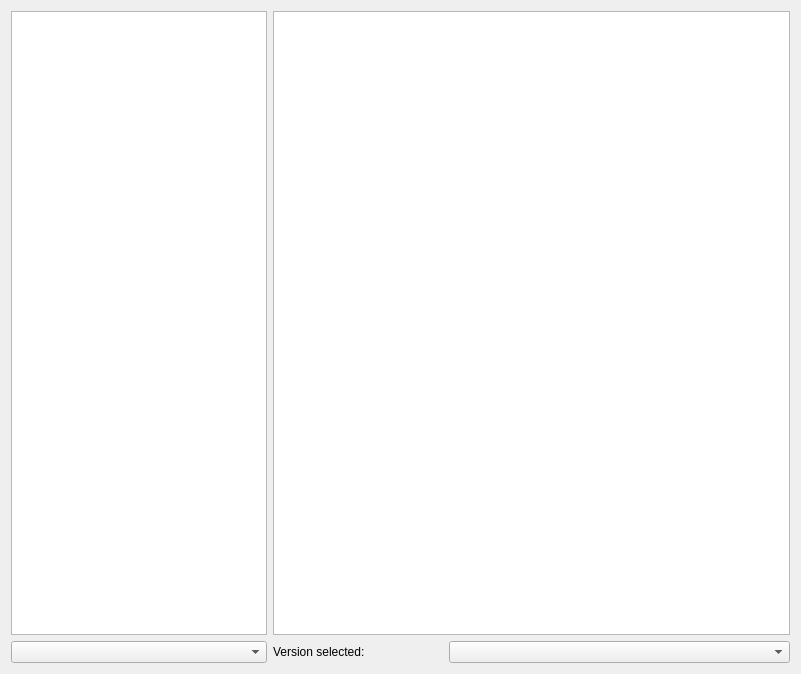
Old version of the form application/pages/modplatform/FTBPage.ui in the repository FreesmTeam/FreesmLauncher.
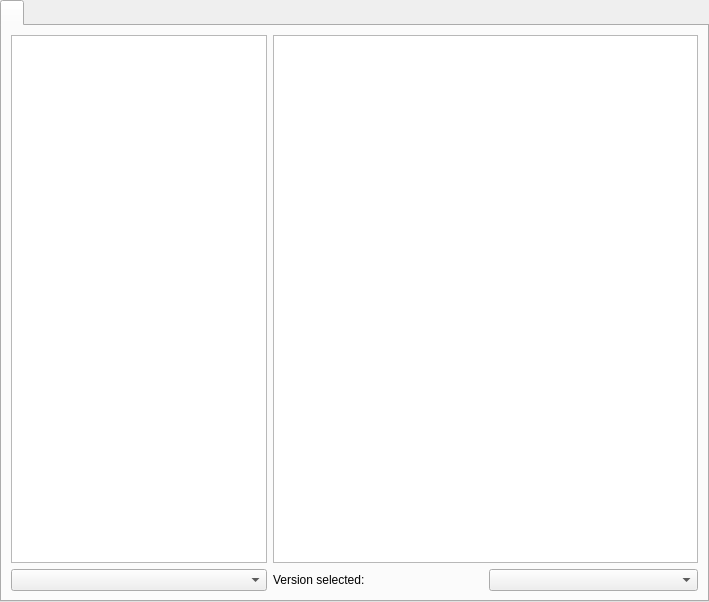
New version of the form.

Commit message: NOISSUE polish the new instance UI a bit more

```diff
--- a/application/pages/modplatform/FTBPage.ui
+++ b/application/pages/modplatform/FTBPage.ui
@@ -6,35 +6,43 @@
    <rect>
     <x>0</x>
     <y>0</y>
-    <width>801</width>
-    <height>674</height>
+    <width>709</width>
+    <height>602</height>
    </rect>
   </property>
-  <layout class="QGridLayout" name="gridLayout">
-   <item row="0" column="0">
-    <widget class="QTreeView" name="packList">
-     <property name="sizePolicy">
-      <sizepolicy hsizetype="Preferred" vsizetype="Expanding">
-       <horstretch>0</horstretch>
-       <verstretch>0</verstretch>
-      </sizepolicy>
-     </property>
-    </widget>
-   </item>
-   <item row="0" column="1" colspan="3">
+  <layout class="QVBoxLayout" name="verticalLayout">
+   <property name="leftMargin">
+    <number>0</number>
+   </property>
+   <property name="topMargin">
+    <number>0</number>
+   </property>
+   <property name="rightMargin">
+    <number>0</number>
+   </property>
+   <property name="bottomMargin">
+    <number>0</number>
+   </property>
+   <item>
+    <widget class="QTabWidget" name="tabWidget">
+     <property name="currentIndex">
+      <number>0</number>
+     </property>
+     <widget class="QWidget" name="tab">
+      <attribute name="title">
+       <string notr="true"/>
+      </attribute>
+      <layout class="QGridLayout" name="gridLayout" columnstretch="0,0,4,4">
+       <item row="0" column="0" colspan="2">
+        <widget class="QTreeView" name="packList"/>
+       </item>
+       <item row="0" column="2" colspan="2">
     <widget class="QTextBrowser" name="modpackInfo"/>
    </item>
-   <item row="1" column="0">
-    <widget class="QComboBox" name="sortByBox">
-     <property name="sizePolicy">
-      <sizepolicy hsizetype="Preferred" vsizetype="Preferred">
-       <horstretch>0</horstretch>
-       <verstretch>0</verstretch>
-      </sizepolicy>
-     </property>
-    </widget>
-   </item>
-   <item row="1" column="1">
+       <item row="1" column="3">
+        <widget class="QComboBox" name="packVersionSelection"/>
+       </item>
+       <item row="1" column="2">
     <widget class="QLabel" name="selectedVersionLabel">
      <property name="text">
       <string>Version selected:</string>
@@ -44,14 +52,11 @@
      </property>
     </widget>
    </item>
-   <item row="1" column="2" colspan="2">
-    <widget class="QComboBox" name="packVersionSelection">
-     <property name="sizePolicy">
-      <sizepolicy hsizetype="Preferred" vsizetype="Preferred">
-       <horstretch>0</horstretch>
-       <verstretch>0</verstretch>
-      </sizepolicy>
-     </property>
+       <item row="1" column="0" colspan="2">
+        <widget class="QComboBox" name="sortByBox"/>
+       </item>
+      </layout>
+     </widget>
     </widget>
    </item>
   </layout>
```
Lines whose indentation alone changed are shown as unchanged. The commit also changes 3 other files.
